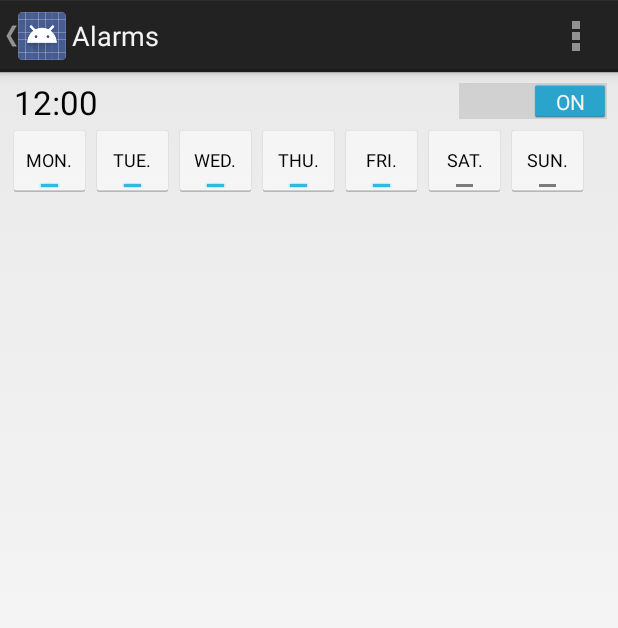
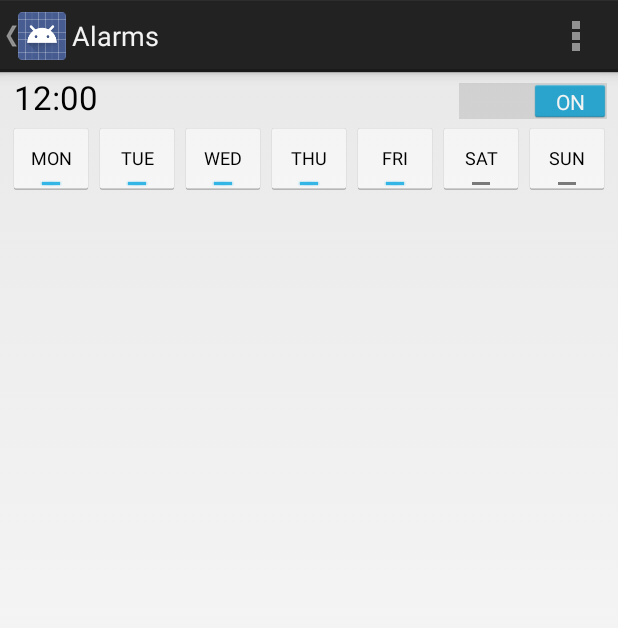
Before and after one commit to remipannequin/AgatteClient, an Android app: the AlarmActivity screen opened directly, with no data from a screen before it, in the options menu, after a tap on "Add", on a phone screen of 412 x 824 dp. Shown: the top 628 px of the screen. Run offline under Robolectric (Android 15) with nearby library versions, the phone set to English and light mode, and no system bars.

Commit message:
better layout for alarms

```diff
--- a/AgatteClient/src/main/res/layout-v14/view_alarm.xml
+++ b/AgatteClient/src/main/res/layout-v14/view_alarm.xml
@@ -29,9 +29,9 @@
         android:id="@+id/alarmTimeTextView"
         android:layout_width="wrap_content"
         android:layout_height="wrap_content"
+        android:layout_alignBaseline="@+id/alarmEnabledCompoundButton"
         android:layout_alignParentLeft="true"
         android:layout_alignParentTop="true"
-        android:layout_toLeftOf="@+id/alarmEnabledCompoundButton"
         android:paddingLeft="4dp"
         android:text="@string/time_test"
         android:textAppearance="?android:attr/textAppearanceLarge" />
@@ -46,12 +46,13 @@
     <LinearLayout
         android:layout_width="fill_parent"
         android:layout_height="wrap_content"
-        android:layout_below="@+id/alarmTimeTextView">
+        android:layout_below="@+id/alarmEnabledCompoundButton">
 
         <ToggleButton
             android:id="@+id/toggleButton_monday"
-            android:layout_width="55dp"
+            android:layout_width="0dp"
             android:layout_height="wrap_content"
+            android:layout_weight="1"
             android:checked="true"
             android:textOff="@string/short_monday"
             android:textOn="@string/short_monday"
@@ -59,8 +60,9 @@
 
         <ToggleButton
             android:id="@+id/toggleButton_tuesday"
-            android:layout_width="55dp"
+            android:layout_width="0dp"
             android:layout_height="wrap_content"
+            android:layout_weight="1"
             android:checked="true"
             android:textOff="@string/short_tuesday"
             android:textOn="@string/short_tuesday"
@@ -68,8 +70,9 @@
 
         <ToggleButton
             android:id="@+id/toggleButton_wednesday"
-            android:layout_width="55dp"
+            android:layout_width="0dp"
             android:layout_height="wrap_content"
+            android:layout_weight="1"
             android:checked="true"
             android:textOff="@string/short_wednesday"
             android:textOn="@string/short_wednesday"
@@ -77,8 +80,9 @@
 
         <ToggleButton
             android:id="@+id/toggleButton_thursday"
-            android:layout_width="55dp"
+            android:layout_width="0dp"
             android:layout_height="wrap_content"
+            android:layout_weight="1"
             android:checked="true"
             android:textOff="@string/short_thursday"
             android:textOn="@string/short_thursday"
@@ -86,8 +90,9 @@
 
         <ToggleButton
             android:id="@+id/toggleButton_friday"
-            android:layout_width="55dp"
+            android:layout_width="0dp"
             android:layout_height="wrap_content"
+            android:layout_weight="1"
             android:checked="true"
             android:textOff="@string/short_friday"
             android:textOn="@string/short_friday"
@@ -95,8 +100,9 @@
 
         <ToggleButton
             android:id="@+id/toggleButton_saturday"
-            android:layout_width="55dp"
+            android:layout_width="0dp"
             android:layout_height="wrap_content"
+            android:layout_weight="1"
             android:checked="false"
             android:textOff="@string/short_saturday"
             android:textOn="@string/short_saturday"
@@ -104,8 +110,9 @@
 
         <ToggleButton
             android:id="@+id/toggleButton_sunday"
-            android:layout_width="55dp"
+            android:layout_width="0dp"
             android:layout_height="wrap_content"
+            android:layout_weight="1"
             android:checked="false"
             android:textOff="@string/short_sunday"
             android:textOn="@string/short_sunday"
--- a/AgatteClient/src/main/res/layout/view_alarm.xml
+++ b/AgatteClient/src/main/res/layout/view_alarm.xml
@@ -28,18 +28,29 @@
         android:id="@+id/alarmTimeTextView"
         android:layout_width="wrap_content"
         android:layout_height="wrap_content"
-        android:layout_alignLeft="@+id/toggleButton_monday"
+        android:layout_alignBaseline="@+id/alarmEnabledCompoundButton"
         android:layout_alignParentLeft="true"
-        android:layout_alignParentTop="true"
         android:text="@string/time_test"
         android:textAppearance="?android:attr/textAppearanceLarge" />
 
-    <ToggleButton
+    <CheckBox
+        android:id="@+id/alarmEnabledCompoundButton"
+        android:layout_width="wrap_content"
+        android:layout_height="wrap_content"
+        android:layout_alignParentRight="true"
+        android:layout_alignParentTop="true"
+        android:text="@string/alarm_enable" />
+
+    <LinearLayout
+        android:layout_width="fill_parent"
+        android:layout_height="wrap_content"
+        android:layout_below="@+id/alarmEnabledCompoundButton">
+
+        <ToggleButton
         android:id="@+id/toggleButton_monday"
-        android:layout_width="55dp"
+            android:layout_width="0dp"
         android:layout_height="wrap_content"
-        android:layout_alignParentLeft="true"
-        android:layout_below="@+id/alarmTimeTextView"
+            android:layout_weight="1"
         android:width="10dp"
         android:checked="true"
         android:maxWidth="10dp"
@@ -49,10 +60,9 @@
 
     <ToggleButton
         android:id="@+id/toggleButton_tuesday"
-        android:layout_width="55dp"
+        android:layout_width="0dp"
         android:layout_height="wrap_content"
-        android:layout_below="@+id/alarmTimeTextView"
-        android:layout_toRightOf="@+id/toggleButton_monday"
+        android:layout_weight="1"
         android:width="10dp"
         android:checked="true"
         android:gravity="center_vertical|center_horizontal"
@@ -63,10 +73,9 @@
 
     <ToggleButton
         android:id="@+id/toggleButton_wednesday"
-        android:layout_width="55dp"
+        android:layout_width="0dp"
         android:layout_height="wrap_content"
-        android:layout_below="@+id/alarmTimeTextView"
-        android:layout_toRightOf="@+id/toggleButton_tuesday"
+        android:layout_weight="1"
         android:width="10dp"
         android:checked="true"
         android:maxWidth="10dp"
@@ -76,10 +85,9 @@
 
     <ToggleButton
         android:id="@+id/toggleButton_thursday"
-        android:layout_width="55dp"
+        android:layout_width="0dp"
         android:layout_height="wrap_content"
-        android:layout_below="@+id/alarmTimeTextView"
-        android:layout_toRightOf="@+id/toggleButton_wednesday"
+        android:layout_weight="1"
         android:width="10dp"
         android:checked="true"
         android:maxWidth="10dp"
@@ -89,10 +97,9 @@
 
     <ToggleButton
         android:id="@+id/toggleButton_friday"
-        android:layout_width="55dp"
+        android:layout_width="0dp"
         android:layout_height="wrap_content"
-        android:layout_below="@+id/alarmTimeTextView"
-        android:layout_toRightOf="@+id/toggleButton_thursday"
+        android:layout_weight="1"
         android:width="10dp"
         android:checked="true"
         android:enabled="true"
@@ -103,10 +110,9 @@
 
     <ToggleButton
         android:id="@+id/toggleButton_saturday"
-        android:layout_width="55dp"
+        android:layout_width="0dp"
         android:layout_height="wrap_content"
-        android:layout_below="@+id/alarmTimeTextView"
-        android:layout_toRightOf="@+id/toggleButton_friday"
+        android:layout_weight="1"
         android:width="10dp"
         android:maxWidth="10dp"
         android:textOff="SAM."
@@ -115,10 +121,9 @@
 
     <ToggleButton
         android:id="@+id/toggleButton_sunday"
-        android:layout_width="55dp"
+        android:layout_width="0dp"
         android:layout_height="wrap_content"
-        android:layout_below="@+id/alarmTimeTextView"
-        android:layout_toRightOf="@+id/toggleButton_saturday"
+        android:layout_weight="1"
         android:width="10dp"
         android:maxWidth="10dp"
         android:singleLine="false"
@@ -126,12 +131,6 @@
         android:textOn="DIM."
         android:textSize="12sp" />
 
-    <CheckBox
-        android:id="@+id/alarmEnabledCompoundButton"
-        android:layout_width="wrap_content"
-        android:layout_height="wrap_content"
-        android:layout_alignParentRight="true"
-        android:layout_alignParentTop="true"
-        android:text="@string/alarm_enable" />
+    </LinearLayout>
 
 </RelativeLayout>
--- a/AgatteClient/src/main/res/values/strings.xml
+++ b/AgatteClient/src/main/res/values/strings.xml
@@ -67,13 +67,13 @@
     Follow development, submit bugs or wishes at\n <link>https://github.com/remipannequin/AgatteClient</link></string>
     <string name="interface_preference">Interface</string>
     <string name="confirm_punch_title">Confirm Punch</string>
-    <string name="short_sunday">SUN.</string>
-    <string name="short_saturday">SAT.</string>
-    <string name="short_friday">FRI.</string>
-    <string name="short_thursday">THU.</string>
-    <string name="short_wednesday">WED.</string>
-    <string name="short_tuesday">TUE.</string>
-    <string name="short_monday">MON.</string>
+    <string name="short_sunday">SUN</string>
+    <string name="short_saturday">SAT</string>
+    <string name="short_friday">FRI</string>
+    <string name="short_thursday">THU</string>
+    <string name="short_wednesday">WED</string>
+    <string name="short_tuesday">TUE</string>
+    <string name="short_monday">MON</string>
     <string name="title_activity_alarm">Alarms</string>
     <string name="successful_programmed_punch">Programmed punching has been successfully made</string>
     <string name="programmed_punch_success_title">Programmed punching failed</string>
```
Also changed, not shown: 1 other file.
